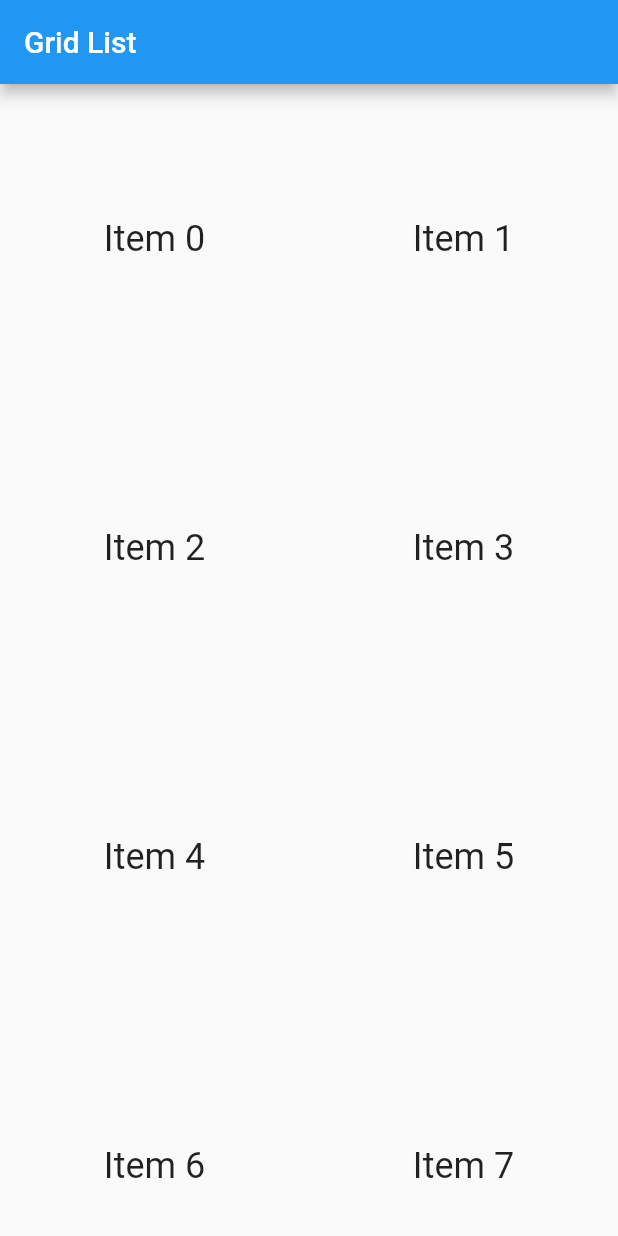
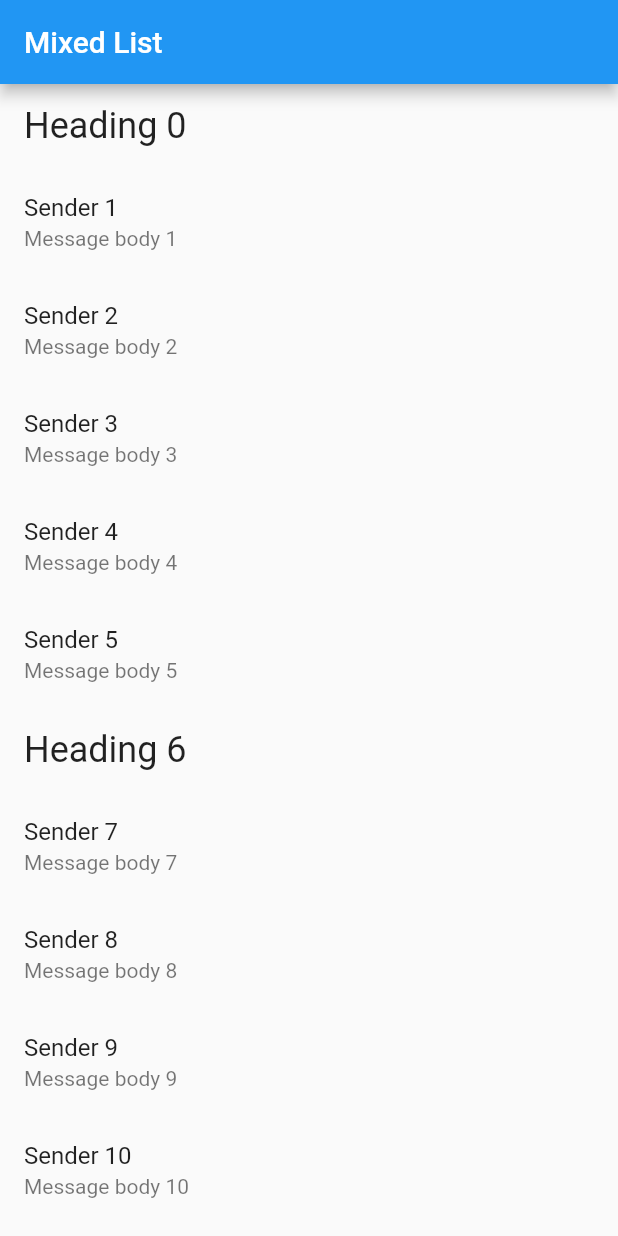
Before and after one commit to toyourheart163/flutter_app_example, a Flutter app: the screen it shows after launch, on a phone screen of 412 x 824 dp. Run offline on Flutter 3.47's test engine with Material 2 defaults, Android fonts, the phone set to English and light mode, and no system bars.

Commit message:
Create lists with different types of items

```diff
--- a/lib/main.dart
+++ b/lib/main.dart
@@ -1,13 +1,24 @@
 import 'package:flutter/material.dart';
 
 void main() {
-  runApp(MyApp());
+  runApp(MyApp(
+    items: List<ListItem>.generate(
+      1000,
+      (i) => i % 6 == 0
+          ? HeadingItem("Heading $i")
+          : MessageItem("Sender $i", "Message body $i"),
+    ),
+  ));
 }
 
 class MyApp extends StatelessWidget {
+  final List<ListItem> items;
+
+  MyApp({Key key, @required this.items}) : super(key: key);
+
   @override
   Widget build(BuildContext context) {
-    final title = 'Grid List';
+    final title = 'Mixed List';
 
     return MaterialApp(
       title: title,
@@ -15,21 +26,58 @@ class MyApp extends StatelessWidget {
         appBar: AppBar(
           title: Text(title),
         ),
-        body: GridView.count(
-          // Create a grid with 2 columns. If you change the scrollDirection to
-          // horizontal, this produces 2 rows.
-          crossAxisCount: 2,
-          // Generate 100 widgets that display their index in the List.
-          children: List.generate(100, (index) {
-            return Center(
-              child: Text(
-                'Item $index',
-                style: Theme.of(context).textTheme.headline5,
-              ),
+        body: ListView.builder(
+          // Let the ListView know how many items it needs to build.
+          itemCount: items.length,
+          // Provide a builder function. This is where the magic happens.
+          // Convert each item into a widget based on the type of item it is.
+          itemBuilder: (context, index) {
+            final item = items[index];
+
+            return ListTile(
+              title: item.buildTitle(context),
+              subtitle: item.buildSubtitle(context),
             );
-          }),
+          },
         ),
       ),
     );
   }
 }
+
+/// The base class for the different types of items the list can contain.
+abstract class ListItem {
+  /// The title line to show in a list item.
+  Widget buildTitle(BuildContext context);
+
+  /// The subtitle line, if any, to show in a list item.
+  Widget buildSubtitle(BuildContext context);
+}
+
+/// A ListItem that contains data to display a heading.
+class HeadingItem implements ListItem {
+  final String heading;
+
+  HeadingItem(this.heading);
+
+  Widget buildTitle(BuildContext context) {
+    return Text(
+      heading,
+      style: Theme.of(context).textTheme.headline5,
+    );
+  }
+
+  Widget buildSubtitle(BuildContext context) => null;
+}
+
+/// A ListItem that contains data to display a message.
+class MessageItem implements ListItem {
+  final String sender;
+  final String body;
+
+  MessageItem(this.sender, this.body);
+
+  Widget buildTitle(BuildContext context) => Text(sender);
+
+  Widget buildSubtitle(BuildContext context) => Text(body);
+}
```
